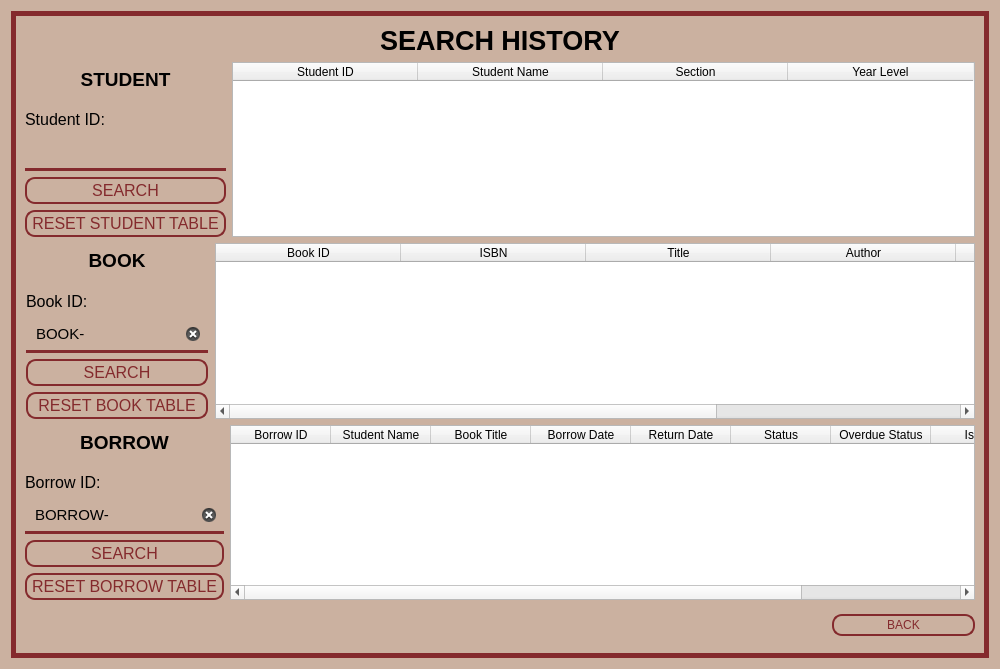
blaterwolf/lmspy, file ui/search_history.ui: the form before one commit.
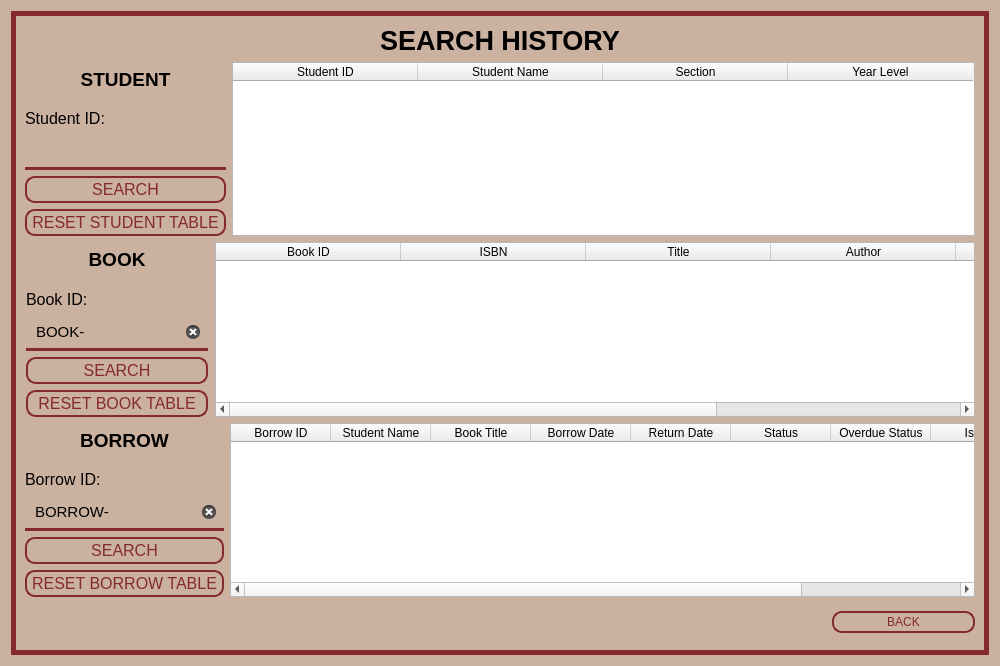
The form after the commit.

```diff
--- a/ui/search_history.ui
+++ b/ui/search_history.ui
@@ -7,7 +7,7 @@
     <x>0</x>
     <y>0</y>
     <width>1000</width>
-    <height>669</height>
+    <height>666</height>
    </rect>
   </property>
   <property name="windowTitle">
```
